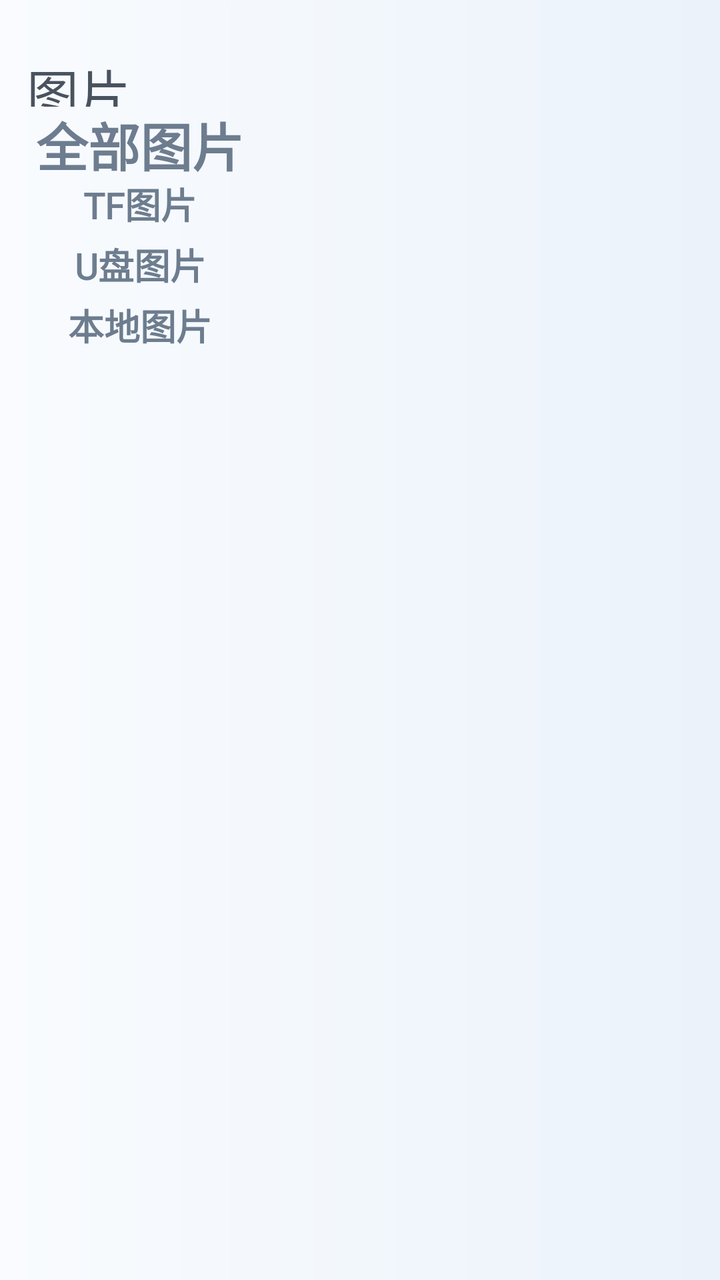
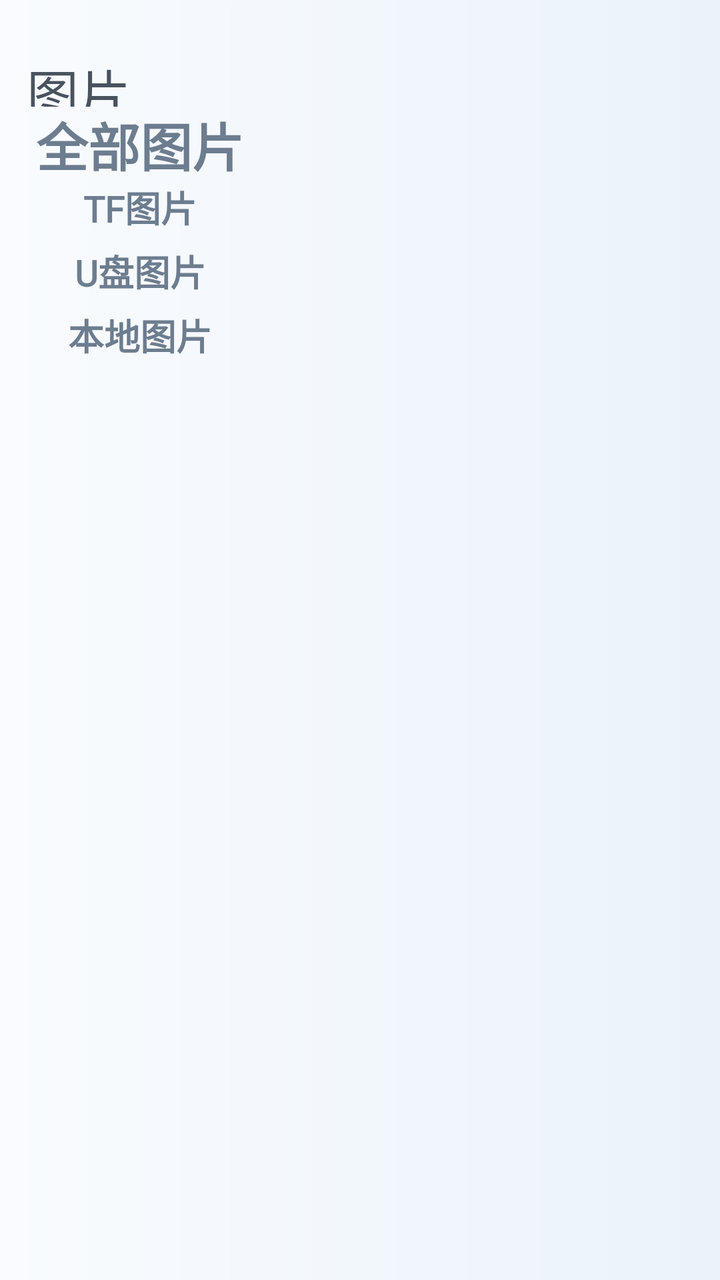

Compare the two renders of this Android layout. The source of the first and the diff that turns it into the second are given below.
<!-- AndroidManifest.xml: application theme AppTheme -->
<!-- res/layout/activity_main.xml -->
<?xml version="1.0" encoding="utf-8"?>
<LinearLayout xmlns:android="http://schemas.android.com/apk/res/android"
    xmlns:app="http://schemas.android.com/apk/res-auto"
    android:layout_width="match_parent"
    android:layout_height="match_parent"
    android:background="@mipmap/img_background"
    android:orientation="vertical"
    android:paddingTop="80px">

    <FrameLayout
        android:layout_width="match_parent"
        android:layout_height="80px">

        <TextView
            android:layout_width="wrap_content"
            android:layout_height="wrap_content"
            android:layout_gravity="center_vertical"
            android:layout_marginLeft="40px"
            android:fontFamily="@font/alibabapuhuiti_3_65_medium"
            android:text="图片"
            android:textColor="@color/color_49535F"
            android:textSize="26sp" />

        <TextView
            android:id="@+id/tv_select_num"
            android:layout_width="wrap_content"
            android:layout_height="wrap_content"
            android:layout_gravity="bottom"
            android:layout_marginLeft="430px"
            android:fontFamily="@font/alibabapuhuiti_3_65_medium"
            android:textColor="@color/color_8593A2"
            android:textSize="12sp"
            android:visibility="gone" />

        <TextView
            android:id="@+id/tv_manager"
            android:layout_width="wrap_content"
            android:layout_height="wrap_content"
            android:layout_gravity="center_vertical|end"
            android:layout_marginRight="80px"
            android:background="@drawable/selector_manager_bg"
            android:fontFamily="@font/alibabapuhuiti_3_65_medium"
            android:gravity="center"
            android:paddingLeft="30px"
            android:paddingTop="5px"
            android:paddingRight="30px"
            android:paddingBottom="5px"
            android:text="管理"
            android:textColor="@color/selector_text_manager"
            android:textSize="20sp"
            android:visibility="gone" />

        <LinearLayout
            android:id="@+id/ll_manager"
            android:layout_width="wrap_content"
            android:layout_height="wrap_content"
            android:layout_gravity="center_vertical|end"
            android:layout_marginRight="80px"
            android:orientation="horizontal"
            android:visibility="gone">

            <TextView
                android:id="@+id/tv_all_select"
                android:layout_width="wrap_content"
                android:layout_height="wrap_content"
                android:background="@drawable/selector_manager_bg"
                android:fontFamily="@font/alibabapuhuiti_3_65_medium"
                android:gravity="center"
                android:paddingLeft="30px"
                android:paddingTop="5px"
                android:paddingRight="30px"
                android:paddingBottom="5px"
                android:text="全选"
                android:textColor="@color/selector_text_manager"
                android:textSize="20sp" />

            <TextView
                android:id="@+id/tv_delete"
                android:layout_width="wrap_content"
                android:layout_height="wrap_content"
                android:layout_marginLeft="10px"
                android:background="@drawable/selector_manager_bg"
                android:fontFamily="@font/alibabapuhuiti_3_65_medium"
                android:gravity="center"
                android:paddingLeft="30px"
                android:paddingTop="5px"
                android:paddingRight="30px"
                android:paddingBottom="5px"
                android:text="删除"
                android:textColor="@color/selector_text_manager"
                android:textSize="20sp" />

            <TextView
                android:id="@+id/tv_cancel"
                android:layout_width="wrap_content"
                android:layout_height="wrap_content"
                android:layout_marginLeft="10px"
                android:background="@drawable/selector_manager_bg"
                android:fontFamily="@font/alibabapuhuiti_3_65_medium"
                android:gravity="center"
                android:paddingLeft="30px"
                android:paddingTop="5px"
                android:paddingRight="30px"
                android:paddingBottom="5px"
                android:text="取消"
                android:textColor="@color/selector_text_manager"
                android:textSize="20sp" />

        </LinearLayout>


    </FrameLayout>

    <LinearLayout
        android:layout_width="match_parent"
        android:layout_height="match_parent"
        android:orientation="horizontal">

        <LinearLayout
            android:layout_width="420px"
            android:layout_height="match_parent"
            android:gravity="center_horizontal"
            android:orientation="vertical">

            <TextView
                android:id="@+id/tv_all_picture"
                android:layout_width="match_parent"
                android:layout_height="110px"
                android:layout_marginLeft="10px"
                android:layout_marginRight="10px"
                android:background="@drawable/selector_type_bg_select"
                android:fontFamily="@font/alibabapuhuiti_3_65_medium"
                android:gravity="center"
                android:text="全部图片"
                android:textColor="@color/selector_text_select"
                android:textSize="26sp"
                android:textStyle="bold" />

            <TextView
                android:id="@+id/tv_sd_picture"
                android:layout_width="match_parent"
                android:layout_height="110px"
                android:layout_marginLeft="10px"
                android:layout_marginTop="-20px"
                android:layout_marginRight="10px"
                android:background="@drawable/selector_type_bg_select"
                android:fontFamily="@font/alibabapuhuiti_3_65_medium"
                android:gravity="center"
                android:text="TF图片"
                android:textColor="@color/selector_text_select"
                android:textSize="18sp"
                android:textStyle="bold" />

            <TextView
                android:id="@+id/tv_usb_picture"
                android:layout_width="match_parent"
                android:layout_height="110px"
                android:layout_marginLeft="10px"
                android:layout_marginTop="-20px"
                android:layout_marginRight="10px"
                android:background="@drawable/selector_type_bg_select"
                android:fontFamily="@font/alibabapuhuiti_3_65_medium"
                android:gravity="center"
                android:text="U盘图片"
                android:textColor="@color/selector_text_select"
                android:textSize="18sp"
                android:textStyle="bold" />

            <TextView
                android:id="@+id/tv_local_picture"
                android:layout_width="match_parent"
                android:layout_height="110px"
                android:layout_marginLeft="10px"
                android:layout_marginTop="-20px"
                android:layout_marginRight="10px"
                android:background="@drawable/selector_type_bg_select"
                android:fontFamily="@font/alibabapuhuiti_3_65_medium"
                android:gravity="center"
                android:text="本地图片"
                android:textColor="@color/selector_text_select"
                android:textSize="18sp"
                android:textStyle="bold" />

        </LinearLayout>


        <androidx.recyclerview.widget.RecyclerView
            android:id="@+id/rv_folder_picture"
            android:layout_width="match_parent"
            android:layout_height="match_parent"
            android:layout_marginLeft="24px"
            android:layout_marginRight="80px"
            android:fadeScrollbars="false"
            android:orientation="vertical"
            android:overScrollMode="never" />

        <androidx.recyclerview.widget.RecyclerView
            android:id="@+id/rv_picture"
            android:layout_width="match_parent"
            android:layout_height="match_parent"
            android:layout_marginLeft="24px"
            android:layout_marginRight="80px"
            android:scrollbarFadeDuration="0"
            android:scrollbarSize="8px"
            android:scrollbarStyle="outsideInset"
            android:paddingRight="20px"
            android:scrollbarThumbVertical="@drawable/thumb_drawable"
            android:scrollbarTrackVertical="@drawable/track_drawable"
            android:scrollbars="vertical"
            android:visibility="gone" />

        <FrameLayout
            android:id="@+id/view_empty"
            android:layout_width="match_parent"
            android:layout_height="match_parent"
            android:visibility="gone">

            <LinearLayout
                android:layout_width="wrap_content"
                android:layout_height="wrap_content"
                android:layout_gravity="center"
                android:gravity="center_horizontal"
                android:orientation="vertical">

                <ImageView
                    android:layout_width="wrap_content"
                    android:layout_height="wrap_content"
                    android:src="@mipmap/img_pic_bg_no" />

                <TextView
                    android:layout_width="wrap_content"
                    android:layout_height="wrap_content"
                    android:fontFamily="@font/alibabapuhuiti_3_65_medium"
                    android:text="暂无相关内容"
                    android:textColor="@color/color_49535F"
                    android:textSize="24sp" />

            </LinearLayout>

        </FrameLayout>

    </LinearLayout>

</LinearLayout>
<!-- resources referenced by this layout -->
<resources>
  <color name="color_49535F">#49535F</color>
  <color name="color_8593A2">#8593A2</color>
  <!-- drawable selector_manager_bg (drawable) -->
  <?xml version="1.0" encoding="utf-8"?>
  <selector xmlns:android="http://schemas.android.com/apk/res/android">
  
      <item android:drawable="@drawable/shape_manager_select_bg" android:state_pressed="true"/>
      <item android:drawable="@drawable/shape_manager_bg"/>
  
  </selector>
  <!-- drawable selector_type_bg_select (drawable) -->
  <?xml version="1.0" encoding="utf-8"?>
  <selector xmlns:android="http://schemas.android.com/apk/res/android">
  
      <item android:drawable="@mipmap/img_type_select_bg" android:state_selected="true"/>
      <item android:drawable="@color/color_transparent"/>
  
  </selector>
  <!-- drawable thumb_drawable (drawable) -->
  <?xml version="1.0" encoding="utf-8"?>
  <shape xmlns:android="http://schemas.android.com/apk/res/android">
      <solid android:color="@color/color_17A1E6" /> 
      <corners android:radius="4px" /> 
      <size android:width="8px" android:height="40px" /> 
  </shape>
  <!-- drawable track_drawable (drawable) -->
  <?xml version="1.0" encoding="utf-8"?>
  <shape xmlns:android="http://schemas.android.com/apk/res/android">
      <solid android:color="#33000000" /> 
      <corners android:radius="4px" />
      <size android:width="8px" />
  </shape>
  <!-- mipmap img_background: png bitmap (mipmap-hdpi, 8986 bytes) -->
  <!-- mipmap img_pic_bg_no: png bitmap (mipmap-hdpi, 44845 bytes) -->
  <style name="AppTheme" parent="Theme.AppCompat.Light.NoActionBar">
  
          <item name="colorPrimary">@color/color_transparent</item>
          <item name="colorPrimaryDark">@color/color_transparent</item>
          <item name="colorAccent">@color/color_transparent</item>
          <item name="android:windowBackground">@color/white</item>
  
          <item name="android:windowTranslucentNavigation">false</item>
          <item name="android:windowTranslucentStatus">false</item>
          <item name="android:windowIsTranslucent">false</item>
  
          <item name="android:windowAnimationStyle">@style/Animation</item>
  
      </style>
  <!-- drawable shape_manager_select_bg (drawable) -->
  <?xml version="1.0" encoding="utf-8"?>
  <shape xmlns:android="http://schemas.android.com/apk/res/android"
      android:shape="rectangle">
  
      <solid android:color="@color/color_17A1E6" />
      <corners android:radius="20px" />
  
  </shape>
  <!-- drawable shape_manager_bg (drawable) -->
  <?xml version="1.0" encoding="utf-8"?>
  <shape xmlns:android="http://schemas.android.com/apk/res/android"
      android:shape="rectangle">
  
      <solid android:color="@color/white" />
      <corners android:radius="20px" />
  
  </shape>
  <color name="color_transparent">#00000000</color>
  <color name="color_17A1E6">#17A1E6</color>
  <color name="white">#FFFFFFFF</color>
  <style name="Animation">
          <item name="android:activityOpenEnterAnimation">@null</item>
          <item name="android:activityOpenExitAnimation">@null</item>
          <item name="android:activityCloseEnterAnimation">@null</item>
          <item name="android:activityCloseExitAnimation">@null</item>
          <item name="android:taskOpenEnterAnimation">@null</item>
          <item name="android:taskOpenExitAnimation">@null</item>
          <item name="android:taskCloseEnterAnimation">@null</item>
          <item name="android:taskCloseExitAnimation">@null</item>
          <item name="android:taskToFrontEnterAnimation">@null</item>
          <item name="android:taskToFrontExitAnimation">@null</item>
          <item name="android:taskToBackEnterAnimation">@null</item>
          <item name="android:taskToBackExitAnimation">@null</item>
      </style>
</resources>

<!-- the commit's change to res/layout/activity_main.xml (unified diff, before → after) -->
@@ -141,7 +141,7 @@
                 android:layout_width="match_parent"
                 android:layout_height="110px"
                 android:layout_marginLeft="10px"
-                android:layout_marginTop="-20px"
+                android:layout_marginTop="-15px"
                 android:layout_marginRight="10px"
                 android:background="@drawable/selector_type_bg_select"
                 android:fontFamily="@font/alibabapuhuiti_3_65_medium"
@@ -156,7 +156,7 @@
                 android:layout_width="match_parent"
                 android:layout_height="110px"
                 android:layout_marginLeft="10px"
-                android:layout_marginTop="-20px"
+                android:layout_marginTop="-15px"
                 android:layout_marginRight="10px"
                 android:background="@drawable/selector_type_bg_select"
                 android:fontFamily="@font/alibabapuhuiti_3_65_medium"
@@ -171,7 +171,7 @@
                 android:layout_width="match_parent"
                 android:layout_height="110px"
                 android:layout_marginLeft="10px"
-                android:layout_marginTop="-20px"
+                android:layout_marginTop="-15px"
                 android:layout_marginRight="10px"
                 android:background="@drawable/selector_type_bg_select"
                 android:fontFamily="@font/alibabapuhuiti_3_65_medium"
